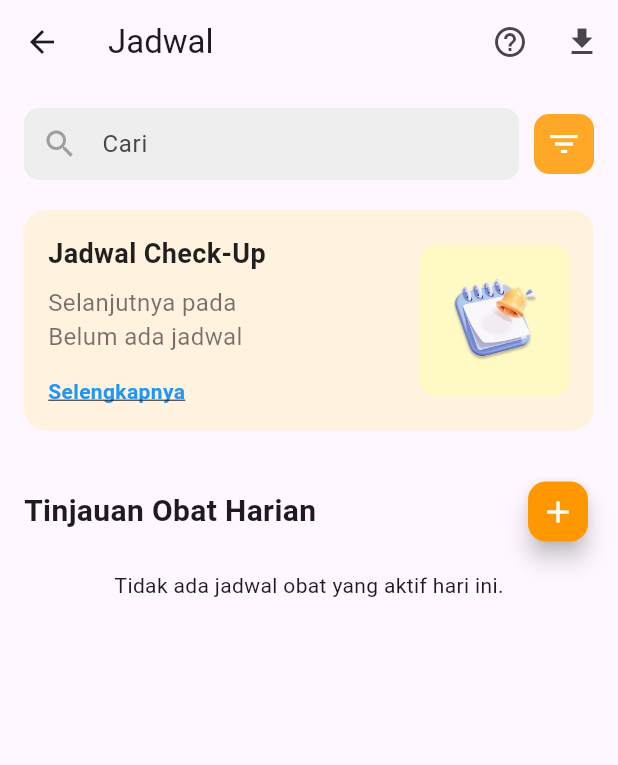
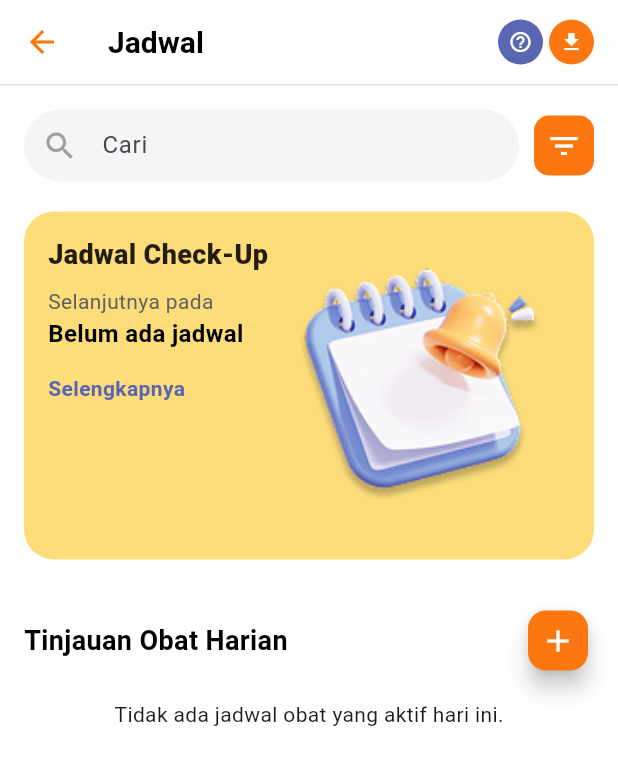
Before and after one commit to manzil26/sahabatRS, a Flutter app: the screen it shows after launch, on a phone screen of 412 x 824 dp. Shown: the top 765 px of the screen. Run offline on Flutter 3.47's test engine with Material 3 defaults, Android fonts, the phone set to English and light mode, and no system bars; our stand-ins replace supabase_flutter; accounts and stored records are empty.

Commit message:
Penjadwalan

```diff
--- a/lib/main.dart
+++ b/lib/main.dart
@@ -94,7 +94,7 @@ class MyApp extends StatelessWidget {
         primarySwatch: Colors.blue,
         // Tambahkan konfigurasi tema lain di sini
       ),
-
+      debugShowCheckedModeBanner: false,
       // SajadHomePage akan dijalankan setelah Supabase siap
       home: const SajadHomePage(),
     );
--- a/lib/screens/Penjadwalan/sajad-home.dart
+++ b/lib/screens/Penjadwalan/sajad-home.dart
@@ -1,9 +1,20 @@
 import 'package:flutter/material.dart';
 import 'package:intl/intl.dart';
-// import 'package:flutter_svg/flutter_svg.dart'; // DIHAPUS/DIKOMENTARI
+
 // Pastikan import model dan service sudah benar
-import '../../../../models/jadwal_obat.dart';
-import '../../../../services/jadwal_service.dart';
+import '../../../../models/jadwal_obat.dart'; // Sesuaikan path jika perlu
+import '../../../../services/jadwal_service.dart'; // Sesuaikan path jika perlu
+
+// --- Kode Warna Khusus dari Gambar ---
+// Kuning Pastel untuk Check-Up Card (mirip dengan #FCE69B atau yang ada di gambar)
+const Color _kuningCheckUp = Color(0xFFFCDD7A);
+// Orange/Filter Button Color
+const Color _orangeAksen = Color(0xFFFC770F);
+// Warna Icon Biru Gelap/Ungu (dari icon Bantuan)
+const Color _biruGelapIcon = Color(0xFF5966B1);
+
+// Ukuran standar untuk wadah icon button kecil di appbar
+const double _kIconButtonSize = 30.0;
 
 // --- Widget Kustom untuk Item Obat ---
 class ObatItem extends StatelessWidget {
@@ -11,11 +22,14 @@ class ObatItem extends StatelessWidget {
 
   const ObatItem({Key? key, required this.obat}) : super(key: key);
 
-  // Fungsi untuk menentukan teks status berdasarkan statusSelesai (boolean) dan waktu
   String getStatusText(bool isSelesai, TimeOfDay jam) {
+    // Simulasi Status 'Skip'
+    if (obat.namaObat == 'Betanol') {
+      return 'Skip';
+    }
+
     if (isSelesai) return 'Selesai';
 
-    // Logika untuk menentukan 'Terlewat'
     final now = DateTime.now();
     final scheduledTime = DateTime(
       now.year,
@@ -25,45 +39,66 @@ class ObatItem extends StatelessWidget {
       jam.minute,
     );
 
-    // Jika waktu sekarang sudah melewati waktu minum
     if (now.isAfter(scheduledTime)) {
       return 'Terlewat';
     }
     return 'Belum Diminum';
   }
 
-  // Fungsi untuk menentukan warna status
   Color getStatusColor(String status) {
     switch (status) {
       case 'Selesai':
-        return Colors.green;
+        return Colors.green[700]!;
       case 'Terlewat':
         return Colors.red;
       case 'Skip':
-        return Colors.orange;
+        return Colors.brown.shade400;
       default:
         return Colors.grey;
     }
   }
 
+  // Fungsi untuk mendapatkan Icon Obat (diganti menjadi Image.asset)
+  Widget getObatIconWidget() {
+    // Menggunakan Image.asset sesuai niat Anda
+    return Image.asset(
+      'assets/images/penjadwalan/pil.png', // Ganti dengan path gambar Anda
+      width: 24, // Ukuran Ikon Pil disesuaikan
+      height: 24,
+      color:
+          Colors.grey[600], // Sesuaikan warna jika gambar adalah PNG monokrom
+    );
+  }
+
   @override
   Widget build(BuildContext context) {
+    // KODE Image.asset YANG SALAH DIHAPUS DARI SINI
+
     // Memformat TimeOfDay menjadi String
     final formattedTime = obat.jamMinum.format(context);
 
+    // Dapatkan status berdasarkan logika dan nama obat untuk simulasi 'Skip'
     final statusText = getStatusText(obat.statusSelesai, obat.jamMinum);
     final statusColor = getStatusColor(statusText);
 
-    return InkWell(
+    return Padding(
+      padding: const EdgeInsets.only(bottom: 12.0),
+      child: Material(
+        color: const Color(0xFFF8F8F6), // Warna latar belakang Card
+        borderRadius: BorderRadius.circular(15),
+        elevation: 1, // Memberikan sedikit bayangan
+        child: InkWell(
           onTap: () {
             print('Detail ${obat.namaObat}');
           },
+          borderRadius: BorderRadius.circular(15),
           child: Container(
-        padding: const EdgeInsets.symmetric(vertical: 10),
+            padding: const EdgeInsets.all(16), // Padding di dalam Card
             child: Row(
               children: [
-            // Icon Obat
-            const Icon(Icons.medical_services_outlined, color: Colors.blueGrey),
+                // Icon Obat (Menggunakan Widget kustom yang sudah memuat Image.asset)
+                getObatIconWidget(), // Icon/Gambar Pil
+
                 const SizedBox(width: 15),
                 // Nama Obat
                 Expanded(
@@ -73,8 +108,9 @@ class ObatItem extends StatelessWidget {
                       Text(
                         obat.namaObat,
                         style: const TextStyle(
-                      fontWeight: FontWeight.bold,
+                          fontWeight: FontWeight.w600,
                           fontSize: 16,
+                          color: Colors.black,
                         ),
                       ),
                       const SizedBox(height: 4),
@@ -82,18 +118,19 @@ class ObatItem extends StatelessWidget {
                       Row(
                         children: [
                           Text(
-                        '$formattedTime • ',
-                        style: const TextStyle(
-                          color: Colors.grey,
+                            formattedTime,
+                            style: TextStyle(
+                              color: Colors.grey[600],
                               fontSize: 14,
                             ),
                           ),
+                          const SizedBox(width: 5),
                           Text(
-                        statusText,
+                            '• $statusText', // Tambahkan titik pemisah
                             style: TextStyle(
                               color: statusColor,
                               fontSize: 14,
-                          fontWeight: FontWeight.bold,
+                              fontWeight: FontWeight.w600,
                             ),
                           ),
                         ],
@@ -102,15 +139,21 @@ class ObatItem extends StatelessWidget {
                   ),
                 ),
                 // Panah (>)
-            const Icon(Icons.arrow_forward_ios, size: 16, color: Colors.grey),
+                const Icon(
+                  Icons.arrow_forward_ios,
+                  size: 16,
+                  color: Colors.grey,
+                ),
               ],
+            ),
+          ),
         ),
       ),
     );
   }
 }
 
-// --- Halaman Utama Sajad Home ---
+// --- Halaman Utama Sajad Home (Tidak Ada Perubahan Logika Utama) ---
 class SajadHomePage extends StatefulWidget {
   const SajadHomePage({Key? key}) : super(key: key);
 
@@ -125,35 +168,38 @@ class _SajadHomePageState extends State<SajadHomePage> {
   @override
   void initState() {
     super.initState();
+    // Panggil service untuk mendapatkan data
     _futureJadwalCheckUp = JadwalService.getJadwalCheckUp();
     _futureListObat = JadwalService.getTinjauanObatHarian();
   }
 
-  // Widget Builder untuk Jadwal Check-Up
+  // Widget Builder untuk Jadwal Check-Up (Tidak Berubah)
   Widget _buildCheckUpCard() {
     return FutureBuilder<DateTime?>(
       future: _futureJadwalCheckUp,
       builder: (context, snapshot) {
-        // Tampilkan Loading
         if (snapshot.connectionState == ConnectionState.waiting) {
           return Center(
-            child: LinearProgressIndicator(color: Colors.orange[400]),
+            child: LinearProgressIndicator(
+              color: _kuningCheckUp,
+              backgroundColor: _kuningCheckUp.withOpacity(0.3),
+            ),
           );
         }
 
-        // Ambil Data
         DateTime? jadwal = snapshot.data;
-        String formattedDate = jadwal != null
+        String tanggalCheckUp = jadwal != null
             ? DateFormat('dd MMMM yyyy').format(jadwal)
             : 'Belum ada jadwal';
 
         return Container(
           padding: const EdgeInsets.all(16),
           decoration: BoxDecoration(
-            color: Colors.orange[50],
-            borderRadius: BorderRadius.circular(15),
+            color: _kuningCheckUp,
+            borderRadius: BorderRadius.circular(20), // Border lebih melingkar
           ),
           child: Row(
+            crossAxisAlignment: CrossAxisAlignment.start,
             children: [
               Expanded(
                 child: Column(
@@ -162,17 +208,22 @@ class _SajadHomePageState extends State<SajadHomePage> {
                     const Text(
                       'Jadwal Check-Up',
                       style: TextStyle(
-                        fontWeight: FontWeight.bold,
+                        fontWeight: FontWeight.w800,
                         fontSize: 18,
                         color: Colors.black87,
                       ),
                     ),
                     const SizedBox(height: 8),
                     Text(
-                      'Selanjutnya pada\n$formattedDate',
+                      'Selanjutnya pada',
+                      style: TextStyle(fontSize: 14, color: Colors.grey[700]),
+                    ),
+                    Text(
+                      tanggalCheckUp, // Menampilkan tanggal
                       style: const TextStyle(
                         fontSize: 16,
-                        color: Colors.black54,
+                        fontWeight: FontWeight.w600,
+                        color: Colors.black, // Warna teks hitam
                       ),
                     ),
                     const SizedBox(height: 15),
@@ -183,30 +234,20 @@ class _SajadHomePageState extends State<SajadHomePage> {
                       child: const Text(
                         'Selengkapnya',
                         style: TextStyle(
-                          color: Colors.blue,
+                          color: _biruGelapIcon, // Warna biru gelap
                           fontWeight: FontWeight.bold,
-                          decoration: TextDecoration.underline,
                         ),
                       ),
                     ),
                   ],
                 ),
               ),
-              Container(
-                width: 100,
-                height: 100,
-                decoration: BoxDecoration(
-                  color: Colors.yellow[100],
-                  borderRadius: BorderRadius.circular(10),
-                ),
-                alignment: Alignment.center,
-                // --- PERBAIKAN PENTING DI SINI: Menggunakan Image.asset untuk PNG ---
-                child: Image.asset(
-                  'assets/images/penjadwalan/notes.png', // PATH ke file PNG Anda
-                  width: 70,
-                  height: 70,
-                  // CATATAN: properti colorFilter telah DIHAPUS
-                ),
+              // Image - sesuaikan ukuran dan path
+              Image.asset(
+                'assets/images/penjadwalan/notes.png', // Ganti dengan path gambar Anda
+                width: 200, // Sesuaikan lebar
+                height: 200, // Sesuaikan tinggi
+                fit: BoxFit.contain,
               ),
             ],
           ),
@@ -215,30 +256,28 @@ class _SajadHomePageState extends State<SajadHomePage> {
     );
   }
 
-  // Widget Builder untuk Daftar Obat Harian
+  // Widget Builder untuk Daftar Obat Harian (Tidak Berubah)
   Widget _buildDailyMedicationList() {
     return FutureBuilder<List<JadwalObat>>(
       future: _futureListObat,
       builder: (context, snapshot) {
-        // Tampilkan Loading
         if (snapshot.connectionState == ConnectionState.waiting) {
           return const Center(child: CircularProgressIndicator());
         }
 
-        // Tampilkan Error
         if (snapshot.hasError) {
           print(snapshot.error); // Log error untuk debugging
-          return Center(child: Text('Gagal memuat data obat. Cek konsol.'));
+          return const Center(
+            child: Text('Gagal memuat data obat. Cek konsol.'),
+          );
         }
 
-        // Tampilkan Data Kosong
         if (!snapshot.hasData || snapshot.data!.isEmpty) {
           return const Center(
             child: Text('Tidak ada jadwal obat yang aktif hari ini.'),
           );
         }
 
-        // Tampilkan Daftar
         List<JadwalObat> listObat = snapshot.data!;
 
         return ListView.builder(
@@ -256,24 +295,104 @@ class _SajadHomePageState extends State<SajadHomePage> {
   @override
   Widget build(BuildContext context) {
     return Scaffold(
-      // App Bar Kustom
+      backgroundColor: Colors.white, // Pastikan background halaman putih
+      // --- App Bar Kustom ---
       appBar: AppBar(
+        title: const Text(
+          'Jadwal',
+          style: TextStyle(
+            fontWeight: FontWeight.w600,
+            fontSize: 20,
+            color: Colors.black,
+          ),
+        ),
+        centerTitle: false,
+        elevation: 0,
+        backgroundColor: Colors.white,
+
+        // Leading Icon (Panah Kembali)
         leading: IconButton(
-          icon: const Icon(Icons.arrow_back),
-          onPressed: () {},
+          // Ganti warna panah menjadi ORANYE
+          icon: const Icon(
+            Icons.arrow_back,
+            color: _orangeAksen, // DIUBAH MENJADI _orangeAksen
           ),
-        title: const Text('Jadwal'),
+          onPressed: () {
+            Navigator.of(context).pop();
+          },
+        ),
+
+        // Actions (Icon Bantuan dan Download)
         actions: [
-          IconButton(icon: const Icon(Icons.help_outline), onPressed: () {}),
-          IconButton(icon: const Icon(Icons.download), onPressed: () {}),
+          // Icon Bantuan (Warna Biru Gelap)
+          Padding(
+            padding: const EdgeInsets.only(right: 4.0), // Jarak antar ikon
+            child: Container(
+              width: _kIconButtonSize,
+              height: _kIconButtonSize,
+              decoration: const BoxDecoration(
+                color: _biruGelapIcon, // Warna biru gelap
+                shape: BoxShape.circle,
+              ),
+              child: IconButton(
+                padding: EdgeInsets.zero,
+                constraints: const BoxConstraints(),
+                icon: const Icon(
+                  Icons.help_outline,
+                  color: Colors.white,
+                  size: 16, // Ukuran ikon diperkecil
+                ),
+                onPressed: () {
+                  print('Bantuan ditekan');
+                },
+              ),
+            ),
+          ),
+
+          // Icon Download (Warna Orange)
+          Padding(
+            padding: const EdgeInsets.only(right: 16.0), // Jarak ke tepi kanan
+            child: Container(
+              width: _kIconButtonSize,
+              height: _kIconButtonSize,
+              decoration: const BoxDecoration(
+                color: _orangeAksen, // Warna orange
+                shape: BoxShape.circle,
+              ),
+              child: IconButton(
+                padding: EdgeInsets.zero,
+                constraints: const BoxConstraints(),
+                icon: const Icon(
+                  Icons.download,
+                  color: Colors.white,
+                  size: 16, // Ukuran ikon diperkecil
+                ),
+                onPressed: () {
+                  print('Download ditekan');
+                },
+              ),
+            ),
+          ),
         ],
+
+        // Garis Bawah (Bottom Border) - DITAMBAHKAN KEMBALI
+        bottom: PreferredSize(
+          preferredSize: const Size.fromHeight(1.0), // Tinggi garis
+          child: Container(
+            color: Colors.grey[300], // Warna garis abu-abu terang
+            height: 1.0,
           ),
+        ),
+      ),
+
+      // --- Body ---
       body: SingleChildScrollView(
         padding: const EdgeInsets.all(16.0),
         child: Column(
           crossAxisAlignment: CrossAxisAlignment.start,
           children: <Widget>[
             // --- Search Bar ---
+            // ... (Tidak Berubah)
             Row(
               children: [
                 Expanded(
@@ -282,13 +401,13 @@ class _SajadHomePageState extends State<SajadHomePage> {
                       hintText: 'Cari',
                       prefixIcon: const Icon(Icons.search, color: Colors.grey),
                       border: OutlineInputBorder(
-                        borderRadius: BorderRadius.circular(10.0),
+                        borderRadius: BorderRadius.circular(50.0),
                         borderSide: BorderSide.none,
                       ),
                       filled: true,
-                      fillColor: Colors.grey[200],
+                      fillColor: Colors.grey[100], // Abu-abu yang lebih terang
                       contentPadding: const EdgeInsets.symmetric(
-                        vertical: 0,
+                        vertical: 10,
                         horizontal: 10,
                       ),
                     ),
@@ -299,7 +418,7 @@ class _SajadHomePageState extends State<SajadHomePage> {
                 Container(
                   padding: const EdgeInsets.all(8),
                   decoration: BoxDecoration(
-                    color: Colors.orange[400],
+                    color: _orangeAksen, // Warna Orange
                     borderRadius: BorderRadius.circular(10),
                   ),
                   child: const Icon(Icons.filter_list, color: Colors.white),
@@ -308,10 +427,7 @@ class _SajadHomePageState extends State<SajadHomePage> {
             ),
 
             const SizedBox(height: 20),
-
-            // --- Jadwal Check-Up Card (Menggunakan FutureBuilder) ---
             _buildCheckUpCard(),
-
             const SizedBox(height: 30),
 
             // --- Tinjauan Obat Harian Header ---
@@ -320,22 +436,25 @@ class _SajadHomePageState extends State<SajadHomePage> {
               children: [
                 const Text(
                   'Tinjauan Obat Harian',
-                  style: TextStyle(fontWeight: FontWeight.bold, fontSize: 20),
+                  style: TextStyle(
+                    fontWeight: FontWeight.w600,
+                    fontSize: 18,
+                    color: Colors.black,
                   ),
+                ),
+                // Tombol Tambah (FloatingActionButton)
                 FloatingActionButton(
                   mini: true,
                   onPressed: () {
                     print('Tambah Jadwal Obat');
                   },
-                  backgroundColor: Colors.orange,
+                  backgroundColor: _orangeAksen, // Warna Orange
                   child: const Icon(Icons.add, color: Colors.white),
                 ),
               ],
             ),
 
             const SizedBox(height: 15),
-
-            // --- Daftar Obat Harian (Menggunakan FutureBuilder) ---
             _buildDailyMedicationList(),
           ],
         ),
--- a/lib/services/jadwal_service.dart
+++ b/lib/services/jadwal_service.dart
@@ -101,7 +101,7 @@ class JadwalService {
           .limit(1)
           .single();
 
-      if (response != null && response['tanggal'] != null) {
+      if (response['tanggal'] != null) {
         // Kolom tanggal adalah tipe DATE, parse langsung
         return DateTime.parse(response['tanggal']);
       }
```
Also changed, not shown: assets/images/penjadwalan/pil.png (added). Lines whose indentation alone changed are shown as unchanged.
